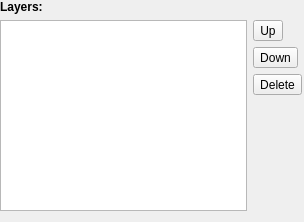
First picture: the form in ilastik-shell/applets/pixelClassification/viewerControls.ui, repository ilastik/ilastik, before the edit.
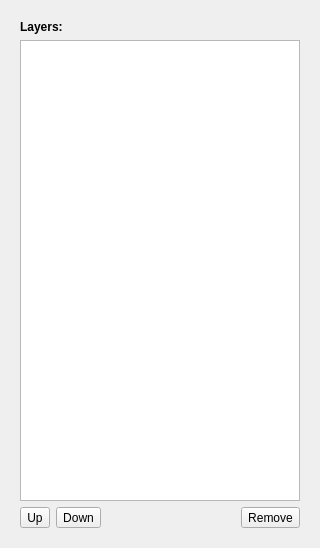
Second picture: the form after the edit. Icons and pictures are not drawn. Custom widgets are drawn as their Qt base class.

Commit message: Fixed layer selection widget resizing.

```diff
--- a/ilastik-shell/applets/pixelClassification/viewerControls.ui
+++ b/ilastik-shell/applets/pixelClassification/viewerControls.ui
@@ -6,24 +6,24 @@
    <rect>
     <x>0</x>
     <y>0</y>
-    <width>304</width>
-    <height>222</height>
+    <width>320</width>
+    <height>548</height>
    </rect>
   </property>
+  <property name="sizePolicy">
+   <sizepolicy hsizetype="Preferred" vsizetype="Maximum">
+    <horstretch>0</horstretch>
+    <verstretch>0</verstretch>
+   </sizepolicy>
+  </property>
   <property name="windowTitle">
    <string>Form</string>
   </property>
+  <layout class="QVBoxLayout" name="verticalLayout_3">
+   <item>
   <widget class="QWidget" name="viewerControls" native="true">
-   <property name="geometry">
-    <rect>
-     <x>0</x>
-     <y>0</y>
-     <width>302</width>
-     <height>221</height>
-    </rect>
-   </property>
    <property name="sizePolicy">
-    <sizepolicy hsizetype="Preferred" vsizetype="MinimumExpanding">
+      <sizepolicy hsizetype="Preferred" vsizetype="Expanding">
      <horstretch>0</horstretch>
      <verstretch>0</verstretch>
     </sizepolicy>
@@ -31,24 +31,18 @@
    <layout class="QVBoxLayout" name="verticalLayout_2">
     <item>
      <widget class="QLabel" name="label_2">
+        <property name="sizePolicy">
+         <sizepolicy hsizetype="Preferred" vsizetype="Maximum">
+          <horstretch>0</horstretch>
+          <verstretch>0</verstretch>
+         </sizepolicy>
+        </property>
       <property name="text">
        <string>&lt;b&gt;Layers:&lt;/b&gt;</string>
       </property>
      </widget>
     </item>
     <item>
-     <widget class="QWidget" name="widget_2" native="true">
-      <property name="sizePolicy">
-       <sizepolicy hsizetype="Minimum" vsizetype="Expanding">
-        <horstretch>0</horstretch>
-        <verstretch>0</verstretch>
-       </sizepolicy>
-      </property>
-      <layout class="QHBoxLayout" name="horizontalLayout">
-       <property name="margin">
-        <number>0</number>
-       </property>
-       <item>
         <widget class="LayerWidget" name="layerWidget">
          <property name="sizePolicy">
           <sizepolicy hsizetype="Preferred" vsizetype="Expanding">
@@ -59,11 +53,7 @@
         </widget>
        </item>
        <item>
-        <widget class="QWidget" name="widget_3" native="true">
-         <layout class="QVBoxLayout" name="verticalLayout">
-          <property name="margin">
-           <number>0</number>
-          </property>
+       <layout class="QHBoxLayout" name="horizontalLayout_2">
           <item>
            <widget class="QToolButton" name="UpButton">
             <property name="toolTip">
@@ -92,13 +82,26 @@
             </property>
            </widget>
           </item>
+        <item>
+         <spacer name="horizontalSpacer">
+          <property name="orientation">
+           <enum>Qt::Horizontal</enum>
+          </property>
+          <property name="sizeHint" stdset="0">
+           <size>
+            <width>40</width>
+            <height>20</height>
+           </size>
+          </property>
+         </spacer>
+        </item>
           <item>
            <widget class="QToolButton" name="DeleteButton">
             <property name="toolTip">
              <string>delete layer</string>
             </property>
             <property name="text">
-             <string>Delete</string>
+           <string>Remove</string>
             </property>
             <property name="icon">
              <iconset>
@@ -106,43 +109,12 @@
             </property>
            </widget>
           </item>
-          <item>
-           <spacer name="verticalSpacer">
-            <property name="orientation">
-             <enum>Qt::Vertical</enum>
-            </property>
-            <property name="sizeHint" stdset="0">
-             <size>
-              <width>20</width>
-              <height>40</height>
-             </size>
-            </property>
-           </spacer>
-          </item>
-         </layout>
-        </widget>
+       </layout>
        </item>
       </layout>
      </widget>
     </item>
-    <item>
-     <spacer name="verticalSpacer_2">
-      <property name="orientation">
-       <enum>Qt::Vertical</enum>
-      </property>
-      <property name="sizeType">
-       <enum>QSizePolicy::Fixed</enum>
-      </property>
-      <property name="sizeHint" stdset="0">
-       <size>
-        <width>20</width>
-        <height>10</height>
-       </size>
-      </property>
-     </spacer>
-    </item>
-   </layout>
-  </widget>
+  </layout>
  </widget>
  <customwidgets>
   <customwidget>
```
Lines whose indentation alone changed are shown as unchanged. The commit also changes 1 other file.
